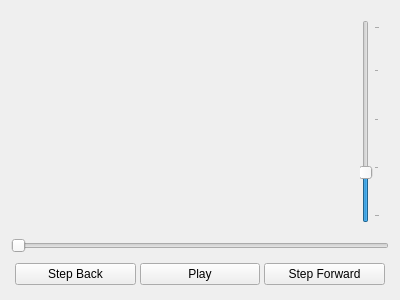
The window that application/ui/videoplayer.ui (BioFoV/BioFoV) describes before a commit, drawn with Qt 5.
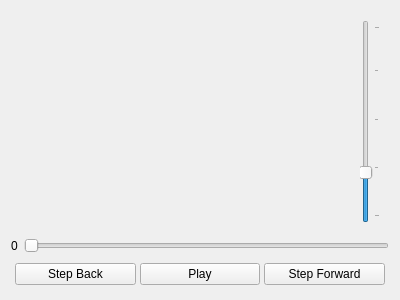
The same window after the commit.

Commit message: Show frame number in player.

```diff
--- a/application/ui/videoplayer.ui
+++ b/application/ui/videoplayer.ui
@@ -46,6 +46,28 @@
     </widget>
    </item>
    <item>
+    <widget class="QWidget" name="widget_2" native="true">
+     <layout class="QHBoxLayout" name="horizontalLayout">
+      <property name="leftMargin">
+       <number>0</number>
+      </property>
+      <property name="topMargin">
+       <number>0</number>
+      </property>
+      <property name="rightMargin">
+       <number>0</number>
+      </property>
+      <property name="bottomMargin">
+       <number>0</number>
+      </property>
+      <item>
+       <widget class="QLabel" name="frameIndex">
+        <property name="text">
+         <string>0</string>
+        </property>
+       </widget>
+      </item>
+      <item>
     <widget class="QSlider" name="posSlider">
      <property name="orientation">
       <enum>Qt::Horizontal</enum>
@@ -53,6 +75,9 @@
      <property name="invertedAppearance">
       <bool>false</bool>
      </property>
+       </widget>
+      </item>
+     </layout>
     </widget>
    </item>
    <item>
```
Lines whose indentation alone changed are shown as unchanged. The commit also changes 9 other files.
